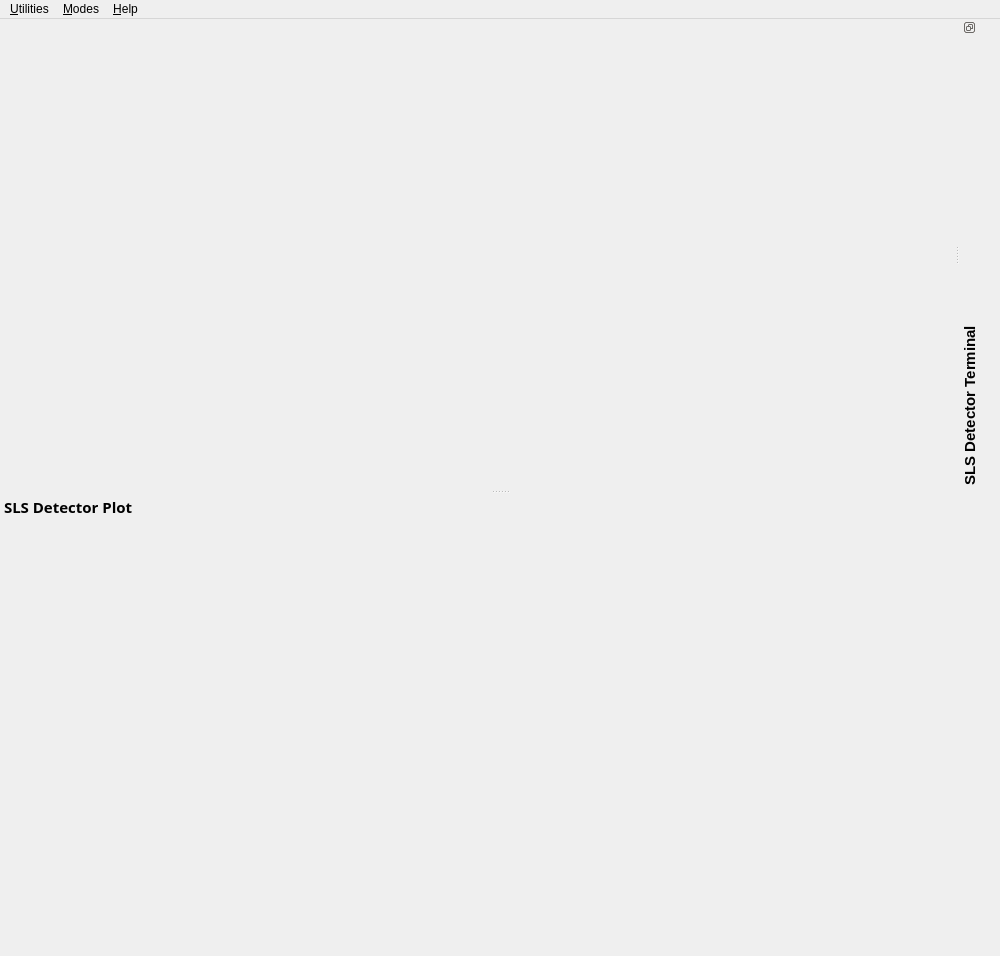
This is slsDetectorGui/forms/form_detectormain.ui in slsdetectorgroup/slsDetectorPackage as Qt 5 draws it before an edit. The edited form follows.
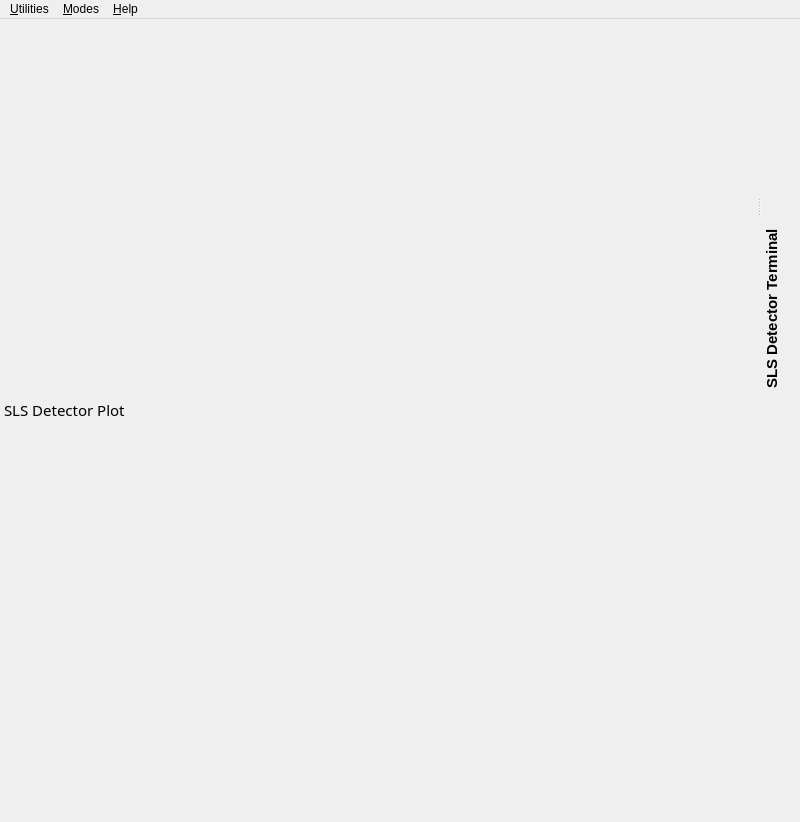
This is the edited form.

Diff of the .ui file:
```diff
--- a/slsDetectorGui/forms/form_detectormain.ui
+++ b/slsDetectorGui/forms/form_detectormain.ui
@@ -9,12 +9,12 @@
    <rect>
     <x>0</x>
     <y>0</y>
-    <width>1000</width>
-    <height>956</height>
+    <width>800</width>
+    <height>822</height>
    </rect>
   </property>
   <property name="sizePolicy">
-   <sizepolicy hsizetype="Preferred" vsizetype="Preferred">
+   <sizepolicy hsizetype="Fixed" vsizetype="Fixed">
     <horstretch>0</horstretch>
     <verstretch>0</verstretch>
    </sizepolicy>
@@ -44,7 +44,7 @@
   </property>
   <widget class="QWidget" name="centralwidget">
    <property name="sizePolicy">
-    <sizepolicy hsizetype="Preferred" vsizetype="Preferred">
+    <sizepolicy hsizetype="Preferred" vsizetype="Fixed">
      <horstretch>0</horstretch>
      <verstretch>0</verstretch>
     </sizepolicy>
@@ -52,13 +52,13 @@
    <property name="minimumSize">
     <size>
      <width>0</width>
-     <height>470</height>
+     <height>0</height>
     </size>
    </property>
    <property name="maximumSize">
     <size>
      <width>1000</width>
-     <height>470</height>
+     <height>1000</height>
     </size>
    </property>
    <widget class="QWidget" name="gridLayoutWidget">
@@ -66,8 +66,8 @@
      <rect>
       <x>0</x>
       <y>0</y>
-      <width>953</width>
-      <height>470</height>
+      <width>754</width>
+      <height>368</height>
      </rect>
     </property>
     <layout class="QGridLayout" name="layoutTabs"/>
@@ -78,7 +78,7 @@
     <rect>
      <x>0</x>
      <y>0</y>
-     <width>1000</width>
+     <width>800</width>
      <height>25</height>
     </rect>
    </property>
@@ -135,23 +135,60 @@
   </widget>
   <widget class="QDockWidget" name="dockWidgetTerminal">
    <property name="sizePolicy">
-    <sizepolicy hsizetype="Minimum" vsizetype="Preferred">
+    <sizepolicy hsizetype="Fixed" vsizetype="Fixed">
      <horstretch>0</horstretch>
      <verstretch>0</verstretch>
     </sizepolicy>
    </property>
    <property name="minimumSize">
     <size>
-     <width>40</width>
-     <height>54</height>
+     <width>38</width>
+     <height>369</height>
     </size>
    </property>
    <property name="maximumSize">
     <size>
      <width>524287</width>
-     <height>470</height>
+     <height>524287</height>
     </size>
    </property>
+   <property name="palette">
+    <palette>
+     <active>
+      <colorrole role="WindowText">
+       <brush brushstyle="SolidPattern">
+        <color alpha="255">
+         <red>0</red>
+         <green>0</green>
+         <blue>0</blue>
+        </color>
+       </brush>
+      </colorrole>
+     </active>
+     <inactive>
+      <colorrole role="WindowText">
+       <brush brushstyle="SolidPattern">
+        <color alpha="255">
+         <red>0</red>
+         <green>0</green>
+         <blue>0</blue>
+        </color>
+       </brush>
+      </colorrole>
+     </inactive>
+     <disabled>
+      <colorrole role="WindowText">
+       <brush brushstyle="SolidPattern">
+        <color alpha="255">
+         <red>119</red>
+         <green>119</green>
+         <blue>119</blue>
+        </color>
+       </brush>
+      </colorrole>
+     </disabled>
+    </palette>
+   </property>
    <property name="font">
     <font>
      <pointsize>11</pointsize>
@@ -166,7 +203,7 @@
     <bool>false</bool>
    </property>
    <property name="features">
-    <set>QDockWidget::DockWidgetFloatable|QDockWidget::DockWidgetMovable|QDockWidget::DockWidgetVerticalTitleBar</set>
+    <set>QDockWidget::DockWidgetVerticalTitleBar</set>
    </property>
    <property name="allowedAreas">
     <set>Qt::BottomDockWidgetArea|Qt::RightDockWidgetArea</set>
@@ -178,6 +215,43 @@
     <number>2</number>
    </attribute>
    <widget class="QWidget" name="dockWidgetContentsTerminal">
+    <property name="palette">
+     <palette>
+      <active>
+       <colorrole role="WindowText">
+        <brush brushstyle="SolidPattern">
+         <color alpha="255">
+          <red>0</red>
+          <green>0</green>
+          <blue>0</blue>
+         </color>
+        </brush>
+       </colorrole>
+      </active>
+      <inactive>
+       <colorrole role="WindowText">
+        <brush brushstyle="SolidPattern">
+         <color alpha="255">
+          <red>0</red>
+          <green>0</green>
+          <blue>0</blue>
+         </color>
+        </brush>
+       </colorrole>
+      </inactive>
+      <disabled>
+       <colorrole role="WindowText">
+        <brush brushstyle="SolidPattern">
+         <color alpha="255">
+          <red>119</red>
+          <green>119</green>
+          <blue>119</blue>
+         </color>
+        </brush>
+       </colorrole>
+      </disabled>
+     </palette>
+    </property>
     <property name="font">
      <font>
       <pointsize>9</pointsize>
@@ -189,15 +263,15 @@
   </widget>
   <widget class="QDockWidget" name="dockWidgetPlot">
    <property name="sizePolicy">
-    <sizepolicy hsizetype="Preferred" vsizetype="Preferred">
+    <sizepolicy hsizetype="Fixed" vsizetype="Fixed">
      <horstretch>0</horstretch>
      <verstretch>0</verstretch>
     </sizepolicy>
    </property>
    <property name="minimumSize">
     <size>
-     <width>58</width>
-     <height>455</height>
+     <width>36</width>
+     <height>422</height>
     </size>
    </property>
    <property name="maximumSize">
@@ -206,16 +280,53 @@
      <height>524287</height>
     </size>
    </property>
+   <property name="palette">
+    <palette>
+     <active>
+      <colorrole role="WindowText">
+       <brush brushstyle="SolidPattern">
+        <color alpha="255">
+         <red>0</red>
+         <green>0</green>
+         <blue>0</blue>
+        </color>
+       </brush>
+      </colorrole>
+     </active>
+     <inactive>
+      <colorrole role="WindowText">
+       <brush brushstyle="SolidPattern">
+        <color alpha="255">
+         <red>0</red>
+         <green>0</green>
+         <blue>0</blue>
+        </color>
+       </brush>
+      </colorrole>
+     </inactive>
+     <disabled>
+      <colorrole role="WindowText">
+       <brush brushstyle="SolidPattern">
+        <color alpha="255">
+         <red>119</red>
+         <green>119</green>
+         <blue>119</blue>
+        </color>
+       </brush>
+      </colorrole>
+     </disabled>
+    </palette>
+   </property>
    <property name="font">
     <font>
      <family>Sans Serif</family>
      <pointsize>11</pointsize>
-     <weight>75</weight>
-     <bold>true</bold>
+     <weight>50</weight>
+     <bold>false</bold>
     </font>
    </property>
    <property name="features">
-    <set>QDockWidget::DockWidgetMovable</set>
+    <set>QDockWidget::NoDockWidgetFeatures</set>
    </property>
    <property name="allowedAreas">
     <set>Qt::BottomDockWidgetArea</set>
@@ -228,7 +339,7 @@
    </attribute>
    <widget class="QWidget" name="dockWidgetContentsPlot">
     <property name="sizePolicy">
-     <sizepolicy hsizetype="Preferred" vsizetype="Preferred">
+     <sizepolicy hsizetype="Preferred" vsizetype="Fixed">
       <horstretch>0</horstretch>
       <verstretch>0</verstretch>
      </sizepolicy>
@@ -236,7 +347,7 @@
     <property name="minimumSize">
      <size>
       <width>0</width>
-      <height>429</height>
+      <height>400</height>
      </size>
     </property>
     <property name="maximumSize">
@@ -245,49 +356,50 @@
       <height>16777215</height>
      </size>
     </property>
+    <property name="palette">
+     <palette>
+      <active>
+       <colorrole role="WindowText">
+        <brush brushstyle="SolidPattern">
+         <color alpha="255">
+          <red>0</red>
+          <green>0</green>
+          <blue>0</blue>
+         </color>
+        </brush>
+       </colorrole>
+      </active>
+      <inactive>
+       <colorrole role="WindowText">
+        <brush brushstyle="SolidPattern">
+         <color alpha="255">
+          <red>0</red>
+          <green>0</green>
+          <blue>0</blue>
+         </color>
+        </brush>
+       </colorrole>
+      </inactive>
+      <disabled>
+       <colorrole role="WindowText">
+        <brush brushstyle="SolidPattern">
+         <color alpha="255">
+          <red>119</red>
+          <green>119</green>
+          <blue>119</blue>
+         </color>
+        </brush>
+       </colorrole>
+      </disabled>
+     </palette>
+    </property>
     <property name="font">
      <font>
       <pointsize>9</pointsize>
-      <weight>50</weight>
-      <bold>false</bold>
+      <weight>75</weight>
+      <bold>true</bold>
      </font>
     </property>
-    <widget class="QFrame" name="framePlot">
-     <property name="geometry">
-      <rect>
-       <x>0</x>
-       <y>0</y>
-       <width>1000</width>
-       <height>431</height>
-      </rect>
-     </property>
-     <property name="sizePolicy">
-      <sizepolicy hsizetype="Preferred" vsizetype="Preferred">
-       <horstretch>0</horstretch>
-       <verstretch>0</verstretch>
-      </sizepolicy>
-     </property>
-     <property name="minimumSize">
-      <size>
-       <width>0</width>
-       <height>0</height>
-      </size>
-     </property>
-     <property name="font">
-      <font>
-       <pointsize>9</pointsize>
-      </font>
-     </property>
-     <property name="frameShape">
-      <enum>QFrame::NoFrame</enum>
-     </property>
-     <property name="frameShadow">
-      <enum>QFrame::Raised</enum>
-     </property>
-     <property name="lineWidth">
-      <number>1</number>
-     </property>
-    </widget>
    </widget>
   </widget>
   <action name="actionOpenSetup">
```
Left out of the diff: 2 changed lines with no effect on the pictures.
